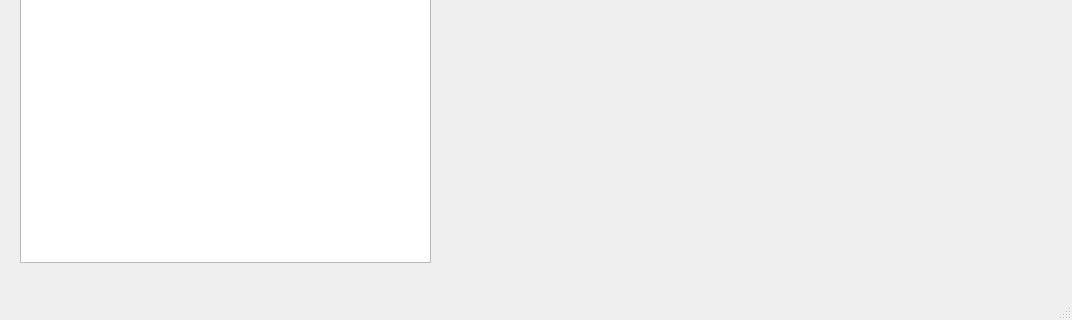
Before: the Qt Designer form source/mainwindow.ui in Klapeyron/OptimizationProject, drawn with Qt 5; both pictures show x 0 to 1072 and y 425 to 745 of the 1072 by 745 pixel window.
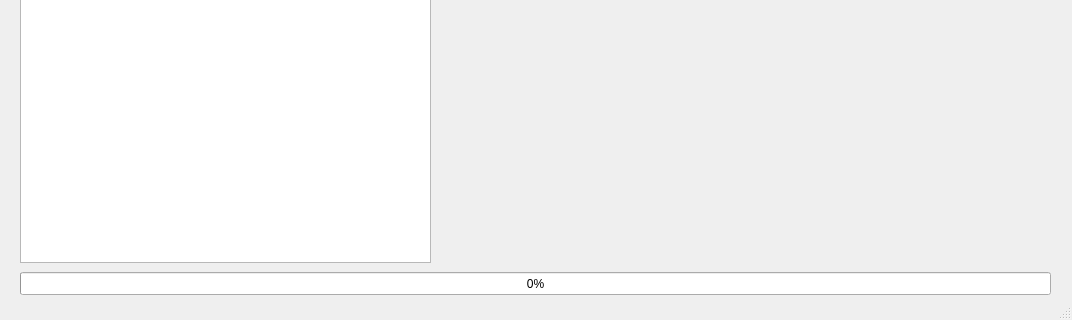
After: the same form once the commit is applied. Custom widgets are drawn as their Qt base class.

Commit message: Constraints validation + Progress bar + New mutation, sry for single commit

```diff
--- a/source/mainwindow.ui
+++ b/source/mainwindow.ui
@@ -140,6 +140,25 @@
      </item>
     </layout>
    </widget>
+   <widget class="QProgressBar" name="progressBar">
+    <property name="geometry">
+     <rect>
+      <x>20</x>
+      <y>680</y>
+      <width>1031</width>
+      <height>23</height>
+     </rect>
+    </property>
+    <property name="value">
+     <number>0</number>
+    </property>
+    <property name="orientation">
+     <enum>Qt::Horizontal</enum>
+    </property>
+    <property name="invertedAppearance">
+     <bool>false</bool>
+    </property>
+   </widget>
   </widget>
   <widget class="QMenuBar" name="menuBar">
    <property name="geometry">
```
Left out of the diff: 2 changed lines with no effect on the pictures. The commit also changes 4 other files.
